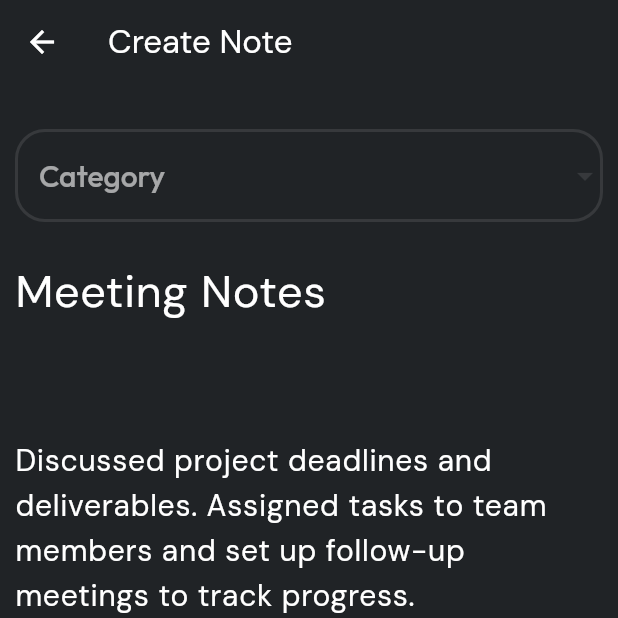
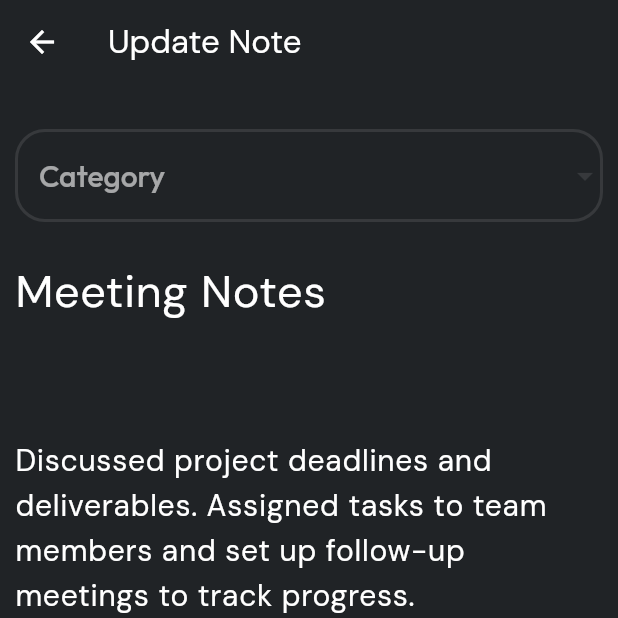
Before and after one commit to ADWx2001/flutter-app-practice, a Flutter app: the EditNote screen opened directly with sample values from the repository, on a phone screen of 412 x 824 dp, the top half of it. Run offline on Flutter 3.47's test engine with Material 3 defaults, Android fonts, the phone set to English and light mode, and no system bars; our stand-ins replace go_router, google_fonts, hive, hive_flutter; accounts and stored records are empty; generated files the repository leaves out were written again.

Commit message:
feat: added single page note

```diff
--- a/notes_app/lib/pages/edit_note.dart
+++ b/notes_app/lib/pages/edit_note.dart
@@ -59,7 +59,7 @@ class _EditNoteState extends State<EditNote> {
   Widget build(BuildContext context) {
     return Scaffold(
       appBar: AppBar(
-        title: const Text('Create Note'),
+        title: const Text('Update Note'),
       ),
       body: SingleChildScrollView(
         child: Column(
--- a/notes_app/lib/pages/notes_by_category.dart
+++ b/notes_app/lib/pages/notes_by_category.dart
@@ -90,6 +90,7 @@ class _NotesByCategoryState extends State<NotesByCategory> {
                 height: 30,
               ),
               GridView.builder(
+
                 shrinkWrap: true,
                 physics: const NeverScrollableScrollPhysics(),
                 gridDelegate: const SliverGridDelegateWithFixedCrossAxisCount(
@@ -100,7 +101,9 @@ class _NotesByCategoryState extends State<NotesByCategory> {
                 ),
                 itemCount: noteListByCategory.length,
                 itemBuilder: (context, index) {
-                  return NoteCategoryCard(
+                  return InkWell(
+
+                    child: NoteCategoryCard(
                       noteTitle: noteListByCategory[index].title,
                       noteContent: noteListByCategory[index].content,
                       removeNote: () async {
@@ -118,6 +121,7 @@ class _NotesByCategoryState extends State<NotesByCategory> {
                           extra: noteListByCategory[index],
                         );
                       },
+                    ),
                   );
                 },
               ),
--- a/notes_app/lib/utils/router.dart
+++ b/notes_app/lib/utils/router.dart
@@ -6,6 +6,7 @@ import 'package:notes_app/pages/edit_note.dart';
 import 'package:notes_app/pages/home_page.dart';
 import 'package:notes_app/pages/notes_by_category.dart';
 import 'package:notes_app/pages/notes_page.dart';
+import 'package:notes_app/pages/single_note.dart';
 import 'package:notes_app/pages/todo_page.dart';
 
 class AppRouter{
@@ -76,6 +77,16 @@ class AppRouter{
         // }
       ),
 
+      //go to single note page
+      GoRoute(
+        name: "single_note",
+        path: '/single-note',
+        builder: (context, state) {
+          final Note note = state.extra as Note;
+          return SingleNotePage(note: note,);
+        }
+      ),
+
     ],
   );
 }
```
Also changed, not shown: notes_app/lib/pages/single_note.dart (added, +53 -0 lines). Lines whose indentation alone changed are shown as unchanged.
